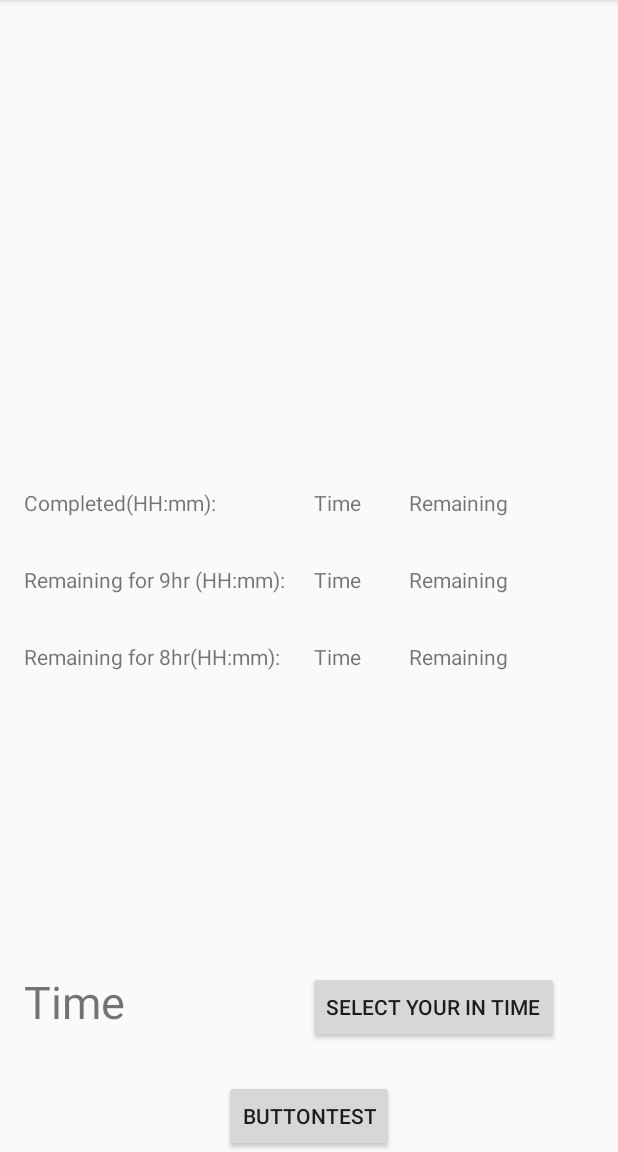
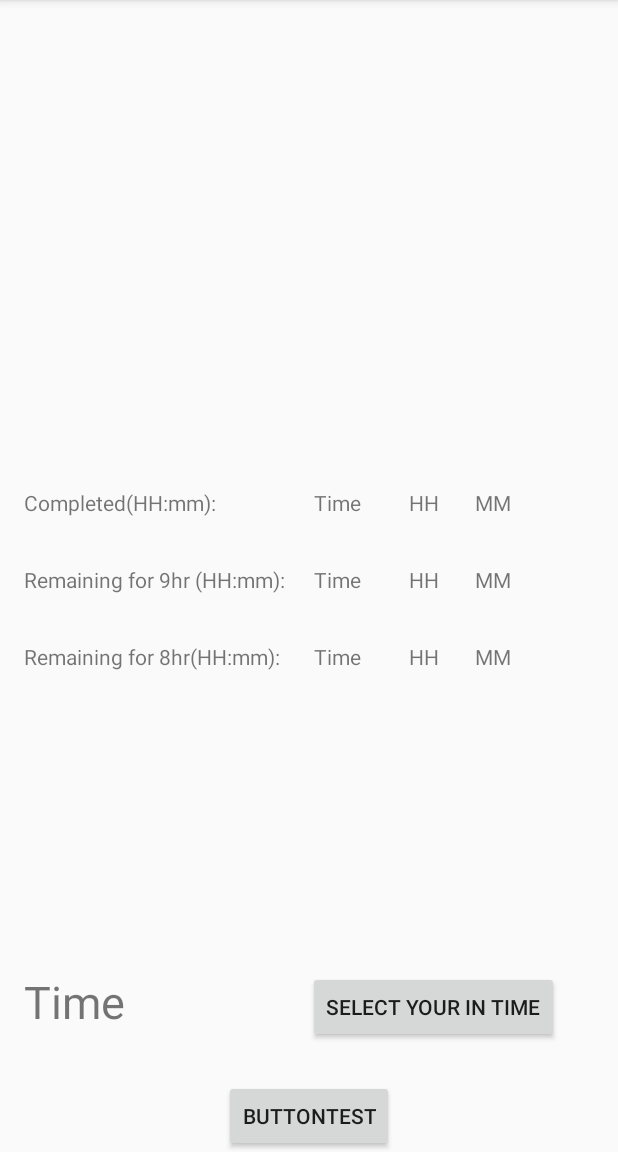
Before and after one commit to vjack33/Time-Runner, an Android app: the screen it shows after launch (MainActivity), on a phone screen of 412 x 824 dp, the part 84-1236 px from its top. Run offline under Robolectric (Android 15) with nearby library versions, the phone set to English and light mode, and no system bars.

Commit message:
Time module working but have issue of Local Time, unable to set Previous time

```diff
--- a/app/src/main/java/com/example/myapplication/MainActivity.kt
+++ b/app/src/main/java/com/example/myapplication/MainActivity.kt
@@ -19,16 +19,20 @@ class MainActivity : AppCompatActivity() {
 
         val mPickInTimeBtn = findViewById<Button>(R.id.pickInTimeBtn)
         val textViewInTime = findViewById<TextView>(R.id.textViewInTime)
-        //val mPickOutTimeBtn = findViewById<Button>(R.id.pickOutTimeBtn)
-        //val textViewOutTime = findViewById<TextView>(R.id.textViewOutTime)
+
         val submitBtn = findViewById<Button>(R.id.buttonSubmit)
         val timeCompletedTextView = findViewById<TextView>(R.id.textViewTimeCompleted)
         val timeRemf8TextView = findViewById<TextView>(R.id.textViewTimeRemf8)
         val timeRemf9TextView = findViewById<TextView>(R.id.textViewTimeRemf9)
 
         val timeCompletedHomeTextView = findViewById<TextView>(R.id.textViewHomeTimeCompleted)
+        val timeCompletedHomeMinTextView = findViewById<TextView>(R.id.textViewHomeMinTimeCompleted)
+
         val timeRemf8HomeTextView = findViewById<TextView>(R.id.textViewHomeTimeRemf8)
+        val timeRemf8HomeMinTextView = findViewById<TextView>(R.id.textViewHomeMinTimeRemf8)
+
         val timeRemf9HomeTextView = findViewById<TextView>(R.id.textViewHomeTimeRemf9)
+        val timeRemf9HomeMinTextView = findViewById<TextView>(R.id.textViewHomeMinTimeRemf9)
 
         mPickInTimeBtn.setOnClickListener {
             val cal = Calendar.getInstance()
@@ -47,22 +51,6 @@ class MainActivity : AppCompatActivity() {
             ).show()
         }
 
-        /*mPickOutTimeBtn.setOnClickListener {
-            val cal = Calendar.getInstance()
-            val timeSetListener = TimePickerDialog.OnTimeSetListener { timePicker, hour, minute ->
-                cal.set(Calendar.HOUR_OF_DAY, hour)
-                cal.set(Calendar.MINUTE, minute)
-                textViewOutTime.text = SimpleDateFormat("HH:mm").format(cal.time)
-            }
-            TimePickerDialog(
-                this,
-                timeSetListener,
-                cal.get(Calendar.HOUR_OF_DAY),
-                cal.get(Calendar.MINUTE),
-                true
-            ).show()
-        }*/
-
         submitBtn.setOnClickListener {
 
             val format =
@@ -70,10 +58,18 @@ class MainActivity : AppCompatActivity() {
             val localTime = LocalTime()
             var d1: Date? = null
             var d2: Date? = null
+
+            var d3: Date? = null
+            var d4: Date? = null
+
             Toast.makeText(this@MainActivity, localTime.toString() , Toast.LENGTH_SHORT).show()
             try {
                 d1 = format.parse(textViewInTime.text.toString())
                 d2 = format.parse(localTime.toString())
+
+                d3 = format.parse(localTime.plusHours(9).toString())
+                d4 = format.parse(localTime.plusHours(8).toString())
+
                 val dt1 = DateTime(d1)
                 val dt2 = DateTime(d2)
                 //timeCompletedTextView.text = Minutes.minutesBetween(dt1, dt2).getMinutes() .toString()
@@ -81,7 +77,10 @@ class MainActivity : AppCompatActivity() {
                 val hours = t / 60 //since both are ints, you get an int
                 val minutes = t % 60
                 timeCompletedTextView.text = hours.toString() + "hr " + minutes.toString() + "min"
-                timeCompletedHomeTextView.text =  SimpleDateFormat("HH:mm").format(d1)
+                timeCompletedHomeTextView.text =  SimpleDateFormat("HH").format(d2)
+                timeCompletedHomeMinTextView.text = SimpleDateFormat("mm").format(d2)
+
+
 
                 var temT = 540 - t
                 val temhours = temT / 60
@@ -95,6 +94,18 @@ class MainActivity : AppCompatActivity() {
                 timeRemf8TextView.text = temphours.toString() + "hr " + tempminutes.toString() + "min"
 
 
+                //val d3 = LocalTime().plusHours(8)
+                //val d4 = LocalTime().plusHours(9)
+
+                Toast.makeText(this@MainActivity, d3.toString() , Toast.LENGTH_SHORT).show()
+                Toast.makeText(this@MainActivity, SimpleDateFormat("HH:mm").format(d3).toString() , Toast.LENGTH_SHORT).show()
+
+                timeRemf9HomeTextView.text =  SimpleDateFormat("HH").format(d3)
+                timeRemf9HomeMinTextView.text = SimpleDateFormat("mm").format(d3)
+
+                timeRemf8HomeTextView.text = SimpleDateFormat("HH").format(d4)
+                timeRemf8HomeMinTextView.text = SimpleDateFormat("mm").format(d4)
+
                 //val r = Integer.parseInt(t.toString())
                 Toast.makeText(this@MainActivity, minutes.toString() , Toast.LENGTH_SHORT).show()
 
@@ -103,13 +114,6 @@ class MainActivity : AppCompatActivity() {
                 e.printStackTrace()
             }
 
-
-
-
-
-
-
-
         }
     }
 }
--- a/app/src/main/res/layout/activity_main.xml
+++ b/app/src/main/res/layout/activity_main.xml
@@ -1,5 +1,6 @@
 <?xml version="1.0" encoding="utf-8"?>
 <androidx.constraintlayout.widget.ConstraintLayout xmlns:android="http://schemas.android.com/apk/res/android"
+    xmlns:tools="http://schemas.android.com/tools"
     android:layout_width="match_parent"
     android:layout_height="match_parent"
     xmlns:app="http://schemas.android.com/apk/res-auto">
@@ -74,7 +75,7 @@
         android:layout_width="wrap_content"
         android:layout_height="wrap_content"
         android:layout_marginStart="32dp"
-        android:text="Remaining"
+        android:text="HH"
         app:layout_constraintStart_toEndOf="@+id/textViewTimeCompleted"
         app:layout_constraintTop_toTopOf="@+id/textView1" />
 
@@ -97,10 +98,10 @@
 
 
     <TextView
-        android:id="@+id/textViewHomeTimeRemf8"
+        android:id="@+id/textViewHomeTimeRemf9"
         android:layout_width="wrap_content"
         android:layout_height="wrap_content"
-        android:text="Remaining"
+        android:text="HH"
         app:layout_constraintStart_toStartOf="@+id/textViewHomeTimeCompleted"
         app:layout_constraintTop_toTopOf="@+id/textView2" />
 
@@ -122,10 +123,37 @@
         app:layout_constraintTop_toTopOf="@+id/textView3" />
 
     <TextView
-        android:id="@+id/textViewHomeTimeRemf9"
+        android:id="@+id/textViewHomeMinTimeRemf8"
         android:layout_width="wrap_content"
         android:layout_height="wrap_content"
-        android:text="Remaining"
+        android:text="MM"
+        app:layout_constraintStart_toStartOf="@+id/textViewHomeMinTimeCompleted"
+        app:layout_constraintTop_toTopOf="@+id/textView3" />
+
+    <TextView
+        android:id="@+id/textViewHomeMinTimeCompleted"
+        android:layout_width="0dp"
+        android:layout_height="wrap_content"
+        android:layout_marginStart="24dp"
+        android:text="MM"
+        app:layout_constraintEnd_toEndOf="parent"
+        app:layout_constraintHorizontal_bias="1.0"
+        app:layout_constraintStart_toEndOf="@+id/textViewHomeTimeCompleted"
+        app:layout_constraintTop_toTopOf="@+id/textView1" />
+
+    <TextView
+        android:id="@+id/textViewHomeMinTimeRemf9"
+        android:layout_width="wrap_content"
+        android:layout_height="wrap_content"
+        android:text="MM"
+        app:layout_constraintStart_toStartOf="@+id/textViewHomeMinTimeCompleted"
+        app:layout_constraintTop_toTopOf="@+id/textView2" />
+
+    <TextView
+        android:id="@+id/textViewHomeTimeRemf8"
+        android:layout_width="wrap_content"
+        android:layout_height="wrap_content"
+        android:text="HH"
         app:layout_constraintStart_toStartOf="@+id/textViewHomeTimeCompleted"
         app:layout_constraintTop_toTopOf="@+id/textView3" />
 
```
